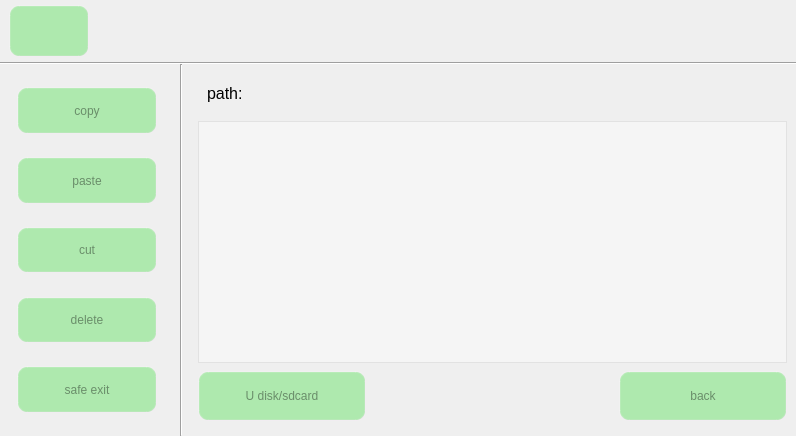
Old version of the form udev.ui in the repository jizizihe/baijie_demo.
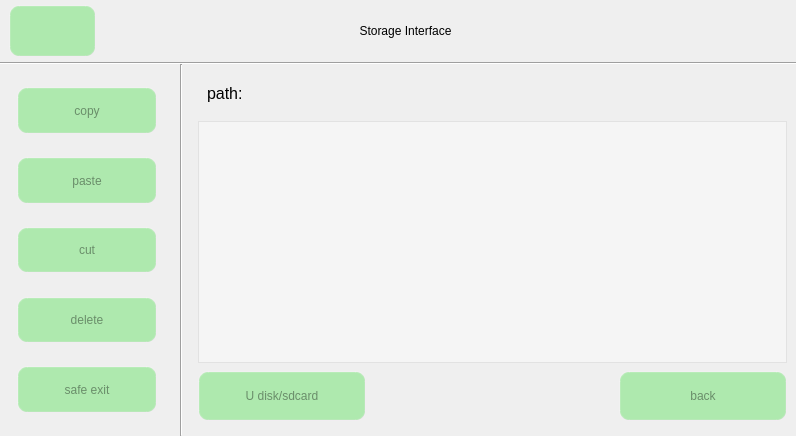
New version of the form. Icons and pictures are not drawn.

Commit message: func: 1.chang button style in gpio       2.refresh when open and close button in wifi,bluetooth,ethernet and 4g       3.add set  gateway and subnet mask in ethernet       4.add display 4g status in 4g       5.optimize copy,cut,delete,safe exit in storage       6.add the judgment that the serial port is occupied

The edit to the form file:
```diff
--- a/udev.ui
+++ b/udev.ui
@@ -98,9 +98,9 @@
      <number>0</number>
     </property>
     <item row="0" column="0">
-     <layout class="QHBoxLayout" name="horizontalLayout_6" stretch="1,9">
+     <layout class="QHBoxLayout" name="horizontalLayout_6" stretch="1,1,1,3,3">
       <property name="spacing">
-       <number>0</number>
+       <number>6</number>
       </property>
       <property name="leftMargin">
        <number>9</number>
@@ -156,6 +156,42 @@
         </property>
        </widget>
       </item>
+      <item>
+       <spacer name="horizontalSpacer_9">
+        <property name="orientation">
+         <enum>Qt::Horizontal</enum>
+        </property>
+        <property name="sizeHint" stdset="0">
+         <size>
+          <width>40</width>
+          <height>20</height>
+         </size>
+        </property>
+       </spacer>
+      </item>
+      <item>
+       <spacer name="horizontalSpacer_12">
+        <property name="orientation">
+         <enum>Qt::Horizontal</enum>
+        </property>
+        <property name="sizeHint" stdset="0">
+         <size>
+          <width>40</width>
+          <height>20</height>
+         </size>
+        </property>
+       </spacer>
+      </item>
+      <item>
+       <widget class="QLabel" name="label_3">
+        <property name="text">
+         <string>Storage Interface</string>
+        </property>
+        <property name="alignment">
+         <set>Qt::AlignCenter</set>
+        </property>
+       </widget>
+      </item>
       <item>
        <spacer name="horizontalSpacer">
         <property name="orientation">
```
The commit also changes 103 other files.
